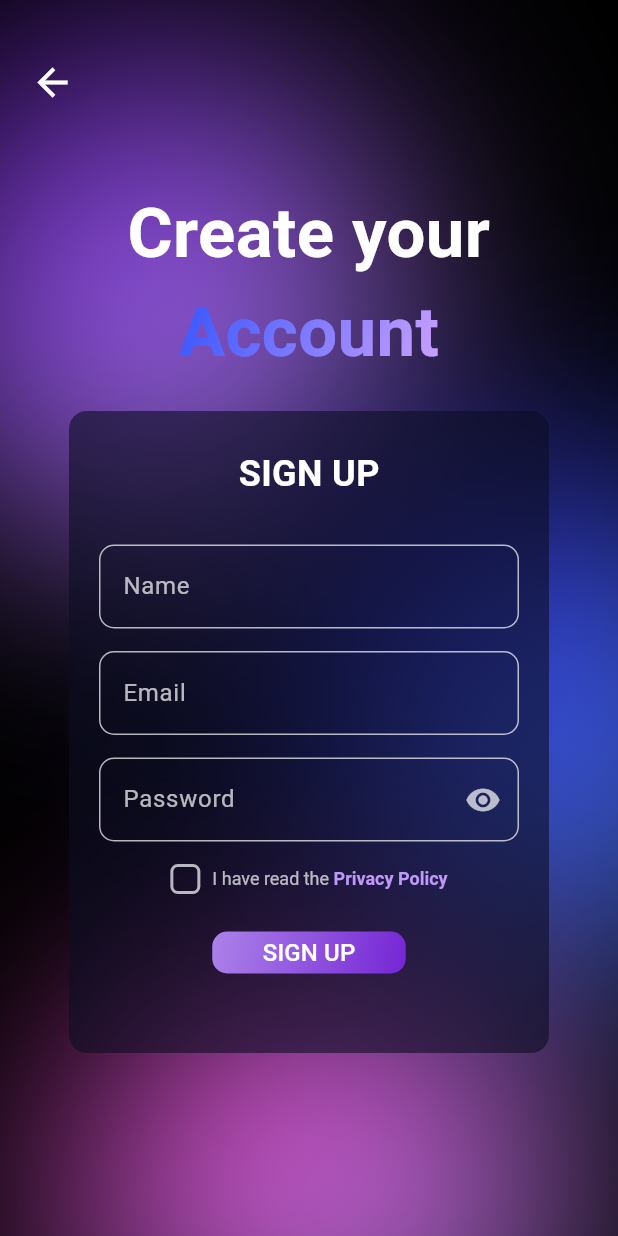
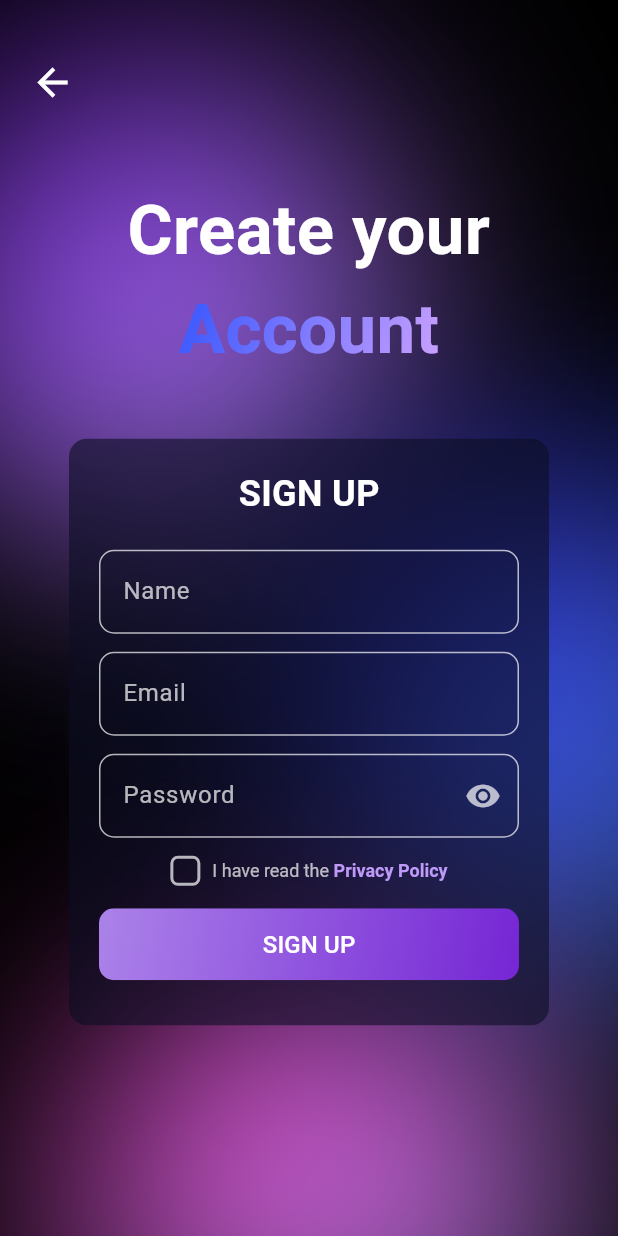
Before and after one commit to laviniadalbello/pi, a Flutter app: the CadastroPage screen opened directly, on a phone screen of 412 x 824 dp. Run offline on Flutter 3.47's test engine with Material 3 defaults, Android fonts, the phone set to English and light mode, and no system bars.

Commit message:
substitui sizedbox para singlechild

```diff
--- a/lib/cadastro.dart
+++ b/lib/cadastro.dart
@@ -86,11 +86,11 @@ class _CadastroPageState extends State<CadastroPage> {
   }
 
 Widget _buildLoginForm(BuildContext context) {
-    return SizedBox(
+  return SingleChildScrollView(
+    child: Container(
       width: 320,
-      height: 428,
-      child: Container(
       padding: const EdgeInsets.all(20),
+      margin: const EdgeInsets.symmetric(vertical: 20),
       decoration: BoxDecoration(
         color: const Color.fromARGB(141, 11, 13, 34).withOpacity(0.6),
         borderRadius: BorderRadius.circular(12),
@@ -98,9 +98,9 @@ class _CadastroPageState extends State<CadastroPage> {
       child: Form(
         key: _formKey,
         child: Column(
+          mainAxisSize: MainAxisSize.min,
           mainAxisAlignment: MainAxisAlignment.start,
           children: [
-              const SizedBox(height: 5),
             const Text(
               "SIGN UP",
               style: TextStyle(
@@ -109,13 +109,13 @@ class _CadastroPageState extends State<CadastroPage> {
                 color: Colors.white,
               ),
             ),
-              const SizedBox(height: 30),
+            const SizedBox(height: 20),
             _buildTextField("Name", _nameController),
-              const SizedBox(height: 15),
+            const SizedBox(height: 12),
             _buildTextField("Email", _emailController, isEmail: true),
-              const SizedBox(height: 15),
+            const SizedBox(height: 12),
             _buildPasswordField(),
-              const SizedBox(height: 15),
+            const SizedBox(height: 12),
             Row(
               mainAxisAlignment: MainAxisAlignment.center,
               children: [
@@ -170,10 +170,8 @@ class _CadastroPageState extends State<CadastroPage> {
                     borderRadius: BorderRadius.circular(10),
                   ),
                   child: Container(
-                      width: 129,
-                      height: 28,
+                    constraints: const BoxConstraints(minHeight: 48),
                     alignment: Alignment.center,
-                      constraints: const BoxConstraints(minHeight: 28),
                     child: const Text(
                       "SIGN UP",
                       style: TextStyle(fontSize: 16),
@@ -182,6 +180,7 @@ class _CadastroPageState extends State<CadastroPage> {
                 ),
               ),
             ),
+            const SizedBox(height: 10),
           ],
         ),
       ),
```
Lines whose indentation alone changed are shown as unchanged.
